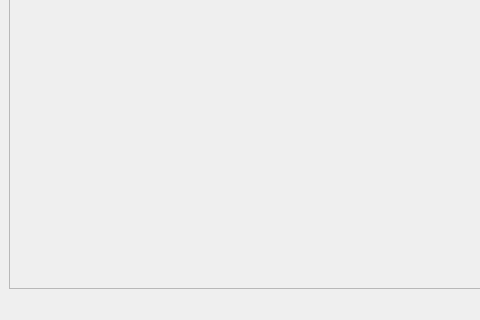
Room1104/qtgui, file ui/main_window.ui: the form before one commit; both pictures show x 0 to 480 and y 384 to 704 of the 944 by 704 pixel window.
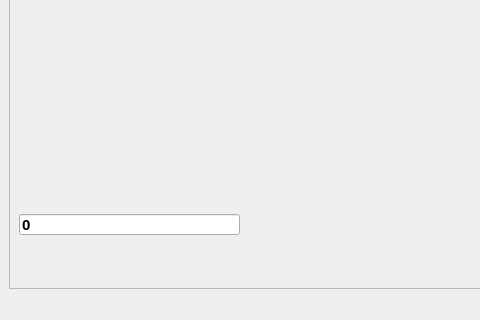
The form after the commit. Icons and pictures are not drawn.

Commit message: Smile count shown in gui.

Diff of the .ui file:
```diff
--- a/ui/main_window.ui
+++ b/ui/main_window.ui
@@ -236,6 +236,26 @@
         <string>PUNISH</string>
        </property>
       </widget>
+      <widget class="QLineEdit" name="smiles">
+       <property name="geometry">
+        <rect>
+         <x>10</x>
+         <y>570</y>
+         <width>221</width>
+         <height>21</height>
+        </rect>
+       </property>
+       <property name="font">
+        <font>
+         <pointsize>11</pointsize>
+         <weight>75</weight>
+         <bold>true</bold>
+        </font>
+       </property>
+       <property name="text">
+        <string>0</string>
+       </property>
+      </widget>
      </widget>
     </item>
    </layout>
```
The commit also changes 4 other files.
